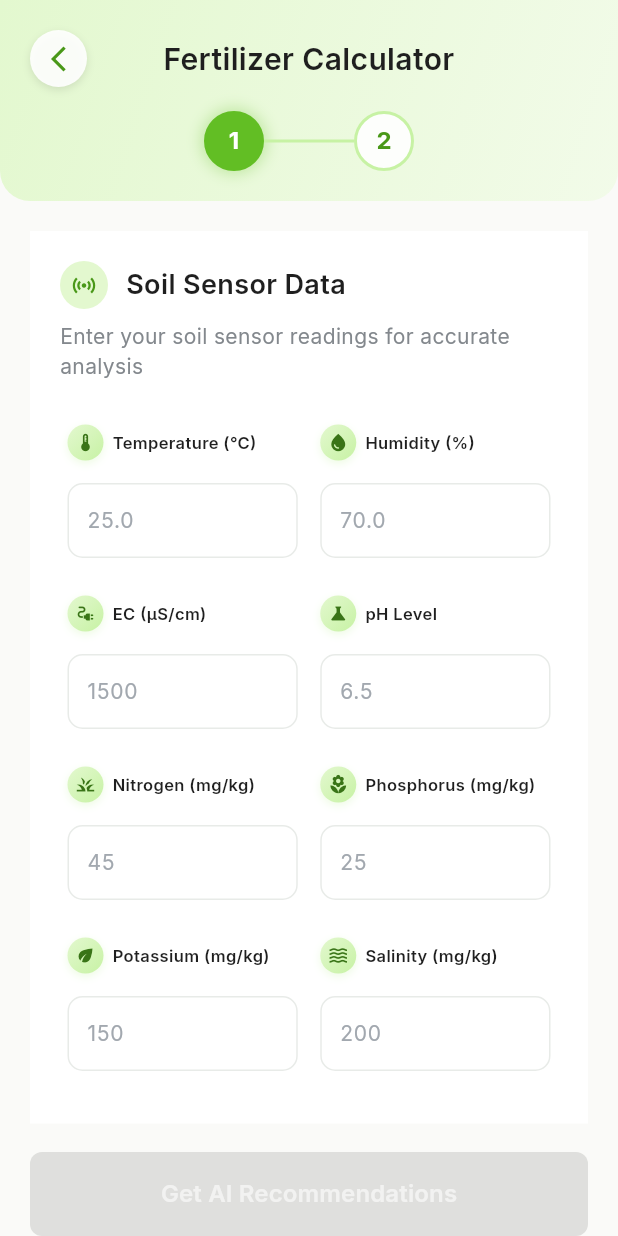
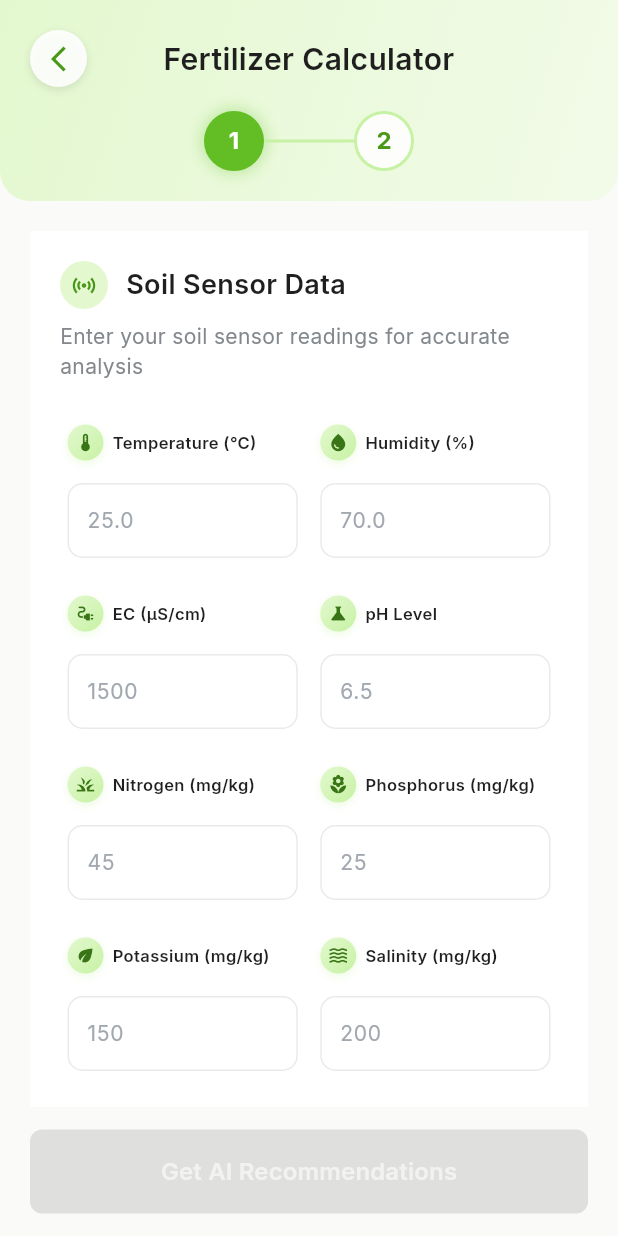
Before and after one commit to tuhin-cse/smartsoilai, a Flutter app: the FertilizerCalculatorScreen screen opened by its route, on a phone screen of 412 x 824 dp. Run offline on Flutter 3.47's test engine with Material 3 defaults, Android fonts, the phone set to English and light mode, and no system bars; our stand-ins replace dio, firebase_auth, firebase_core, flutter_markdown, flutter_secure_storage, flutter_spinkit and 11 more; missing offline and left inert: flutter_sound, usb_serial; accounts and stored records are empty; network calls fail; statements that could not run were skipped.

Commit message:
Adds vertical padding to calculator screen button
Improves button layout spacing for better visual balance
on fertilizer calculator screen, enhancing user experience.
Updates generated plugin paths for local environment.

```diff
--- a/lib/screens/inner/fertilizer_calculator_screen.dart
+++ b/lib/screens/inner/fertilizer_calculator_screen.dart
@@ -1430,7 +1430,7 @@ class FertilizerCalculatorScreen extends StatelessWidget {
     final buttonSize = isSmallScreen ? ButtonSize.medium : ButtonSize.large;
 
     return Padding(
-      padding: const EdgeInsets.symmetric(horizontal: 20),
+      padding: const EdgeInsets.symmetric(horizontal: 20, vertical: 15),
       child: Obx(
         () => AnimatedContainer(
           duration: const Duration(milliseconds: 300),
```
Also changed, not shown: 1 other file.
